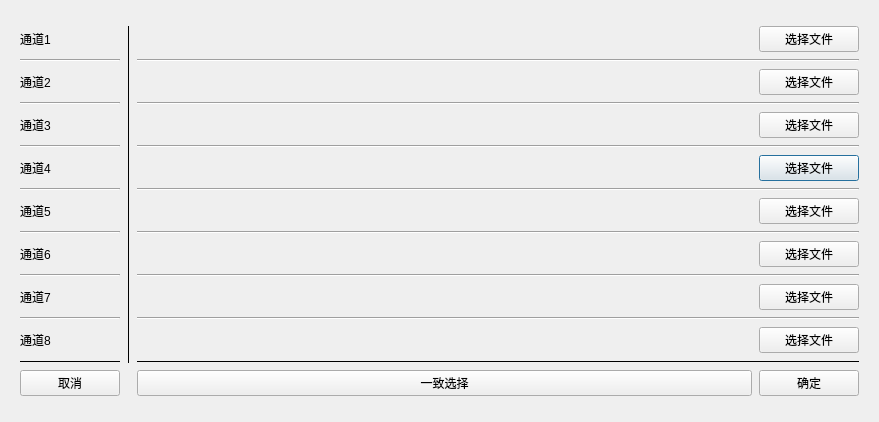
This is ui/波形预置/wave_file_ui.ui in sunningxiao/RFSdemo as Qt 5 draws it before an edit. The edited form follows.
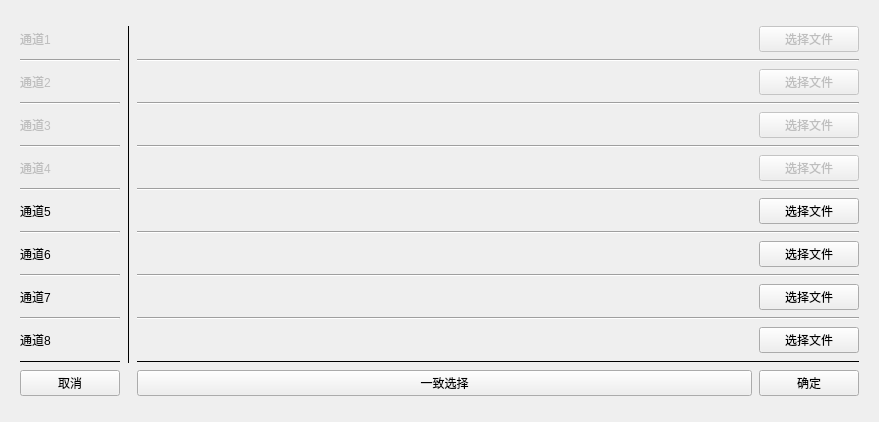
This is the edited form.

What changed in the file:
```diff
--- a/ui/波形预置/wave_file_ui.ui
+++ b/ui/波形预置/wave_file_ui.ui
@@ -89,6 +89,9 @@
           </item>
           <item row="6" column="4">
            <widget class="QPushButton" name="select_file_3">
+            <property name="enabled">
+             <bool>false</bool>
+            </property>
             <property name="minimumSize">
              <size>
               <width>100</width>
@@ -108,6 +111,9 @@
           </item>
           <item row="4" column="4">
            <widget class="QPushButton" name="select_file_2">
+            <property name="enabled">
+             <bool>false</bool>
+            </property>
             <property name="minimumSize">
              <size>
               <width>100</width>
@@ -165,6 +171,9 @@
           </item>
           <item row="0" column="4">
            <widget class="QPushButton" name="select_file_0">
+            <property name="enabled">
+             <bool>false</bool>
+            </property>
             <property name="minimumSize">
              <size>
               <width>100</width>
@@ -216,6 +225,9 @@
           </item>
           <item row="0" column="0">
            <widget class="QLabel" name="label">
+            <property name="enabled">
+             <bool>false</bool>
+            </property>
             <property name="maximumSize">
              <size>
               <width>100</width>
@@ -301,6 +313,9 @@
           </item>
           <item row="2" column="4">
            <widget class="QPushButton" name="select_file_1">
+            <property name="enabled">
+             <bool>false</bool>
+            </property>
             <property name="minimumSize">
              <size>
               <width>100</width>
@@ -327,6 +342,9 @@
           </item>
           <item row="6" column="0">
            <widget class="QLabel" name="label_4">
+            <property name="enabled">
+             <bool>false</bool>
+            </property>
             <property name="maximumSize">
              <size>
               <width>100</width>
@@ -360,6 +378,9 @@
           </item>
           <item row="4" column="0">
            <widget class="QLabel" name="label_3">
+            <property name="enabled">
+             <bool>false</bool>
+            </property>
             <property name="maximumSize">
              <size>
               <width>100</width>
@@ -484,6 +505,9 @@
           </item>
           <item row="2" column="0">
            <widget class="QLabel" name="label_2">
+            <property name="enabled">
+             <bool>false</bool>
+            </property>
             <property name="maximumSize">
              <size>
               <width>100</width>
```
Left out of the diff: 12 changed lines with no effect on the pictures.
